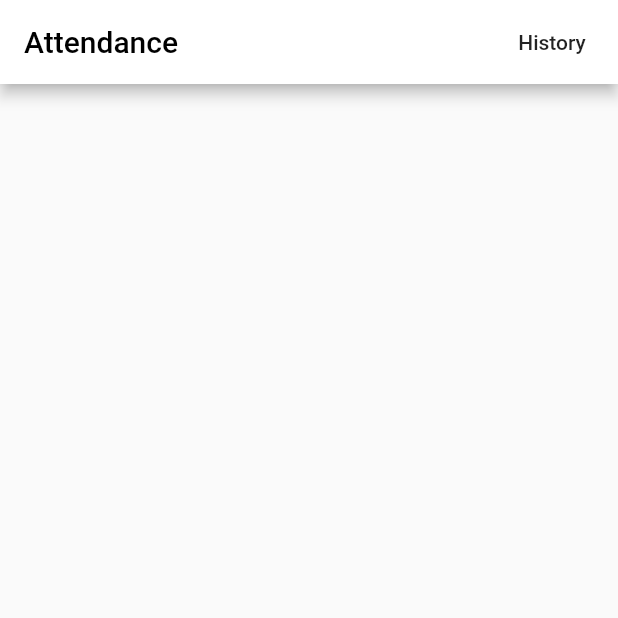
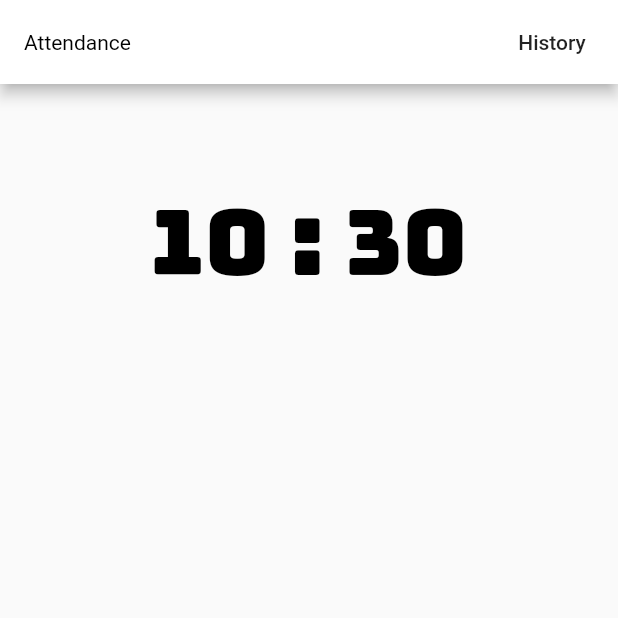
Before and after one commit to suryamudti/Attendance-App, a Flutter app: the screen it shows after launch, on a phone screen of 412 x 824 dp, the top half of it. Run offline on Flutter 3.47's test engine with Material 2 defaults, Android fonts, the phone set to English and light mode, and no system bars; our stand-ins replace cached_network_image, firebase_storage, flutter_screenutil, font_awesome_flutter, google_fonts, image_picker and 1 more; accounts and stored records are empty.

Commit message:
add clock widgets

```diff
--- a/lib/main.dart
+++ b/lib/main.dart
@@ -19,6 +19,21 @@ class App extends StatelessWidget {
     return MaterialApp(
       debugShowCheckedModeBanner: false,
       home: HomePage(),
+      theme: ThemeData(
+          primaryColor: Colors.white,
+          tabBarTheme: TabBarTheme(
+            labelColor: Colors.black38,
+          ),
+          appBarTheme: AppBarTheme(
+              iconTheme: IconThemeData(
+                  color: Colors.black
+              ),
+              color: Colors.white,
+              textTheme: TextTheme(
+                  title: TextStyle(color: Colors.black)
+              )
+          )
+      ),
     );
   }
 }
--- a/lib/src/ui/history_page.dart
+++ b/lib/src/ui/history_page.dart
@@ -8,6 +8,12 @@ class HistoryPage extends StatefulWidget {
 class _HistoryPageState extends State<HistoryPage> {
   @override
   Widget build(BuildContext context) {
-    return Container();
+    return Scaffold(
+      appBar: AppBar(
+
+        title: Text("History Attendance"),
+        centerTitle: true,
+      ),
+    );
   }
 }
--- a/lib/src/ui/home_page.dart
+++ b/lib/src/ui/home_page.dart
@@ -1,4 +1,8 @@
+import 'dart:async';
+
 import 'package:flutter/material.dart';
+import 'package:flutter_firebase_storage/src/ui/history_page.dart';
+import 'package:google_fonts/google_fonts.dart';
 
 class HomePage extends StatefulWidget {
   @override
@@ -6,16 +10,64 @@ class HomePage extends StatefulWidget {
 }
 
 class _HomePageState extends State<HomePage> {
+
+  double seconds;
+  bool pointsShow = false;
+
+  _currentTime() {
+    String minute = DateTime.now().minute.toString();
+    if(DateTime.now().minute < 10) minute = "0$minute";
+    String points =  pointsShow ? ":" : " ";
+    return "${DateTime.now().hour} $points $minute";
+  }
+
+  _triggerUpdate() {
+    Timer.periodic(
+        Duration(seconds: 1),
+            (Timer timer) => setState(() {
+              if(pointsShow) pointsShow = false;
+              else pointsShow = true;
+              seconds = DateTime.now().second / 60;
+            },
+        ));
+  }
+
+  @override
+  void initState() {
+    super.initState();
+    seconds = DateTime.now().second / 60;
+    _triggerUpdate();
+  }
+
   @override
   Widget build(BuildContext context) {
     return Scaffold(
       appBar: AppBar(
-        backgroundColor: Colors.white,
-        title: Text("Attendance", style: TextStyle(color: Colors.black),),
+        title: Text("Attendance"),
         actions: <Widget>[
-          FlatButton(onPressed: (){}, child: Text("History"))
+          FlatButton(onPressed: (){
+            Navigator.of(context).push(MaterialPageRoute(
+                builder:(_)=>HistoryPage()));
+          }, child: Text("History"))
         ],
       ),
+      body: Container(
+          margin: const EdgeInsets.all(36.0),
+          width: 340,
+          height: 140,
+          child: Center(
+            child: Text(
+              _currentTime(),
+              style: GoogleFonts.bungee(
+                  fontSize: 60.0,
+                  textStyle: TextStyle(color: Colors.black),
+                  fontWeight: FontWeight.normal),
+            ),
+          )),
     );
   }
+
+  Color hexToColor(String code) {
+    return new Color(int.parse(code.substring(1, 7), radix: 16) + 0xFF000000);
+  }
 }
--- a/pubspec.yaml
+++ b/pubspec.yaml
@@ -53,6 +53,9 @@ dependencies:
   # For reactive programming using dart
   rxdart: ^0.24.1
 
+  # Google fornts
+  google_fonts: ^0.3.2
+
 dev_dependencies:
   flutter_test:
     sdk: flutter
```
Also changed, not shown: pubspec.lock.
